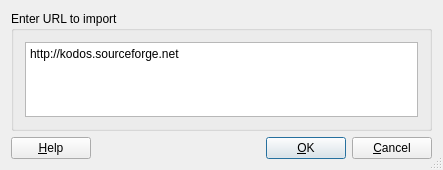
Old version of the form kodos/urlDialogBA.ui in the repository luksan/kodos.
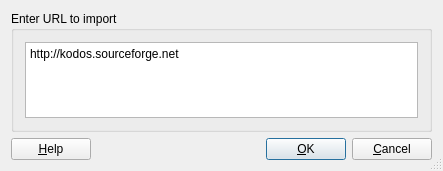
New version of the form.

```diff
--- a/kodos/urlDialogBA.ui
+++ b/kodos/urlDialogBA.ui
@@ -7,7 +7,7 @@
     <x>0</x>
     <y>0</y>
     <width>443</width>
-    <height>170</height>
+    <height>171</height>
    </rect>
   </property>
   <property name="windowTitle">
```
Left out of the diff: 11 changed lines with no effect on the pictures.
